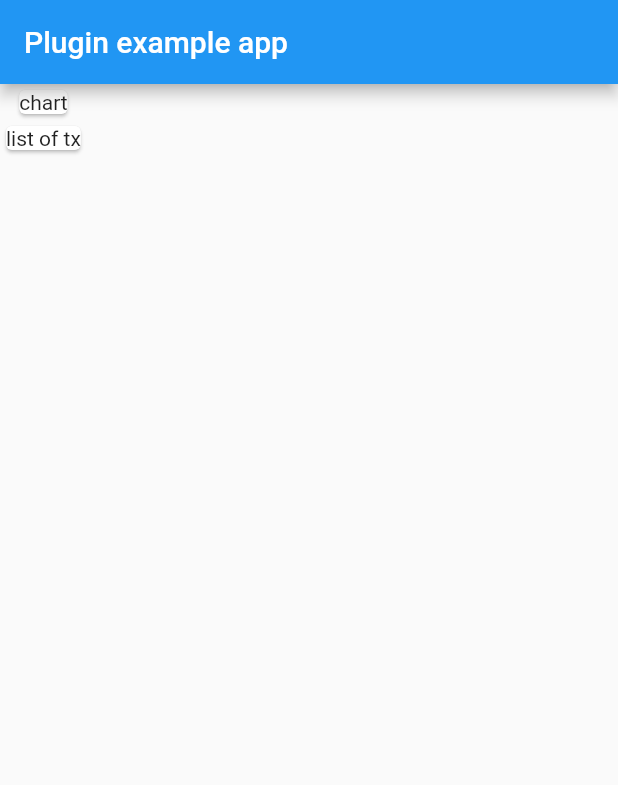
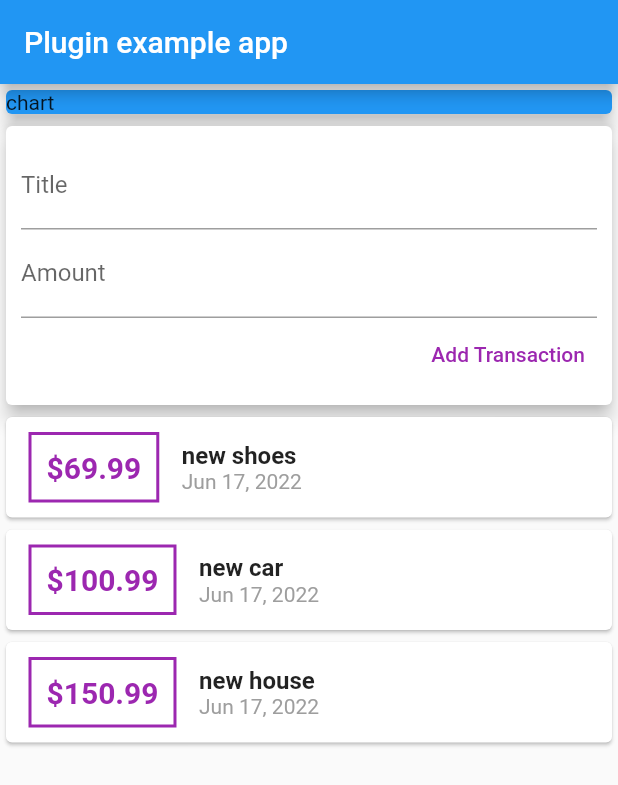
Before and after one commit to mnodhe/FlutterExpencePlanner, a Flutter app: the screen it shows after launch, on a phone screen of 412 x 824 dp. Shown: the top 785 px of the screen. Run offline on Flutter 3.47's test engine with Material 2 defaults, Android fonts, the phone set to English and light mode, and no system bars.

Commit message:
add transaction class

```diff
--- a/lib/main.dart
+++ b/lib/main.dart
@@ -1,12 +1,23 @@
+import 'package:intl/intl.dart';
+
+import './transaction.dart';
 import 'package:flutter/material.dart';
 
 void main() {
-  runApp(const MyApp());
+  runApp(MyHomePage());
 }
 
-class MyApp extends StatelessWidget {
-  const MyApp({Key? key}) : super(key: key);
+class MyHomePage extends StatelessWidget {
+  final List<Transaction> transactions = [
+    Transaction(
+        id: "t1", title: "new shoes", amount: 69.99, date: DateTime.now()),
+    Transaction(
+        id: "t2", title: "new car", amount: 100.99, date: DateTime.now()),
+    Transaction(
+        id: "t3", title: "new house", amount: 150.99, date: DateTime.now()),
+  ];
 
+  MyHomePage({Key? key}) : super(key: key);
   @override
   Widget build(BuildContext context) {
     return (MaterialApp(
@@ -15,12 +26,83 @@ class MyApp extends StatelessWidget {
           title: const Text('Plugin example app'),
         ),
         body: Column(
-          children: const <Widget>[
-            Card(
-              child: Text("chart"),
+          mainAxisAlignment: MainAxisAlignment.start,
+          children: <Widget>[
+            Container(
+              width: double.infinity,
+              child: const Card(
+                color: Colors.blue,
+                elevation: 5,
+                child: Text("chart"),
+              ),
             ),
             Card(
-              child: Text("list of tx"),
+              elevation: 5,
+              child: Container(
+                padding: const EdgeInsets.all(10),
+                child: Column(
+                  crossAxisAlignment: CrossAxisAlignment.end,
+                  children: [
+                    const TextField(
+                      decoration: InputDecoration(labelText: "Title"),
+                    ),
+                    const TextField(
+                      decoration: InputDecoration(labelText: "Amount"),
+                    ),
+                    TextButton(
+                      style: TextButton.styleFrom(
+                        primary: Colors.purple,
+                      ),
+                      onPressed: () => {},
+                      child: const Text("Add Transaction"),
+                    ),
+                  ],
+                ),
+              ),
+            ),
+            Column(
+              children: transactions
+                  .map((e) => Card(
+                        child: Row(children: [
+                          Container(
+                            margin: const EdgeInsets.symmetric(
+                                horizontal: 15, vertical: 10),
+                            decoration: BoxDecoration(
+                                border: Border.all(
+                              color: Colors.purple,
+                              width: 2,
+                            )),
+                            padding: const EdgeInsets.all(10),
+                            child: Text(
+                              '\$${e.amount}',
+                              style: const TextStyle(
+                                color: Colors.purple,
+                                fontWeight: FontWeight.bold,
+                                fontSize: 20,
+                              ),
+                            ),
+                          ),
+                          Column(
+                            crossAxisAlignment: CrossAxisAlignment.start,
+                            children: [
+                              Text(
+                                e.title,
+                                style: const TextStyle(
+                                  fontSize: 16,
+                                  fontWeight: FontWeight.bold,
+                                ),
+                              ),
+                              Text(
+                                DateFormat.yMMMd().format(e.date),
+                                style: const TextStyle(
+                                  color: Colors.grey,
+                                ),
+                              ),
+                            ],
+                          )
+                        ]),
+                      ))
+                  .toList(),
             )
           ],
         ),
--- /dev/null
+++ b/lib/transaction.dart
@@ -0,0 +1,11 @@
+class Transaction {
+  final String id;
+  final String title;
+  final double amount;
+  final DateTime date;
+  Transaction(
+      {required this.id,
+      required this.title,
+      required this.amount,
+      required this.date});
+}
--- a/pubspec.yaml
+++ b/pubspec.yaml
@@ -34,6 +34,7 @@ dependencies:
   # The following adds the Cupertino Icons font to your application.
   # Use with the CupertinoIcons class for iOS style icons.
   cupertino_icons: ^1.0.2
+  intl: ^0.17.0
 
 dev_dependencies:
   flutter_test:
```
Also changed, not shown: pubspec.lock.
